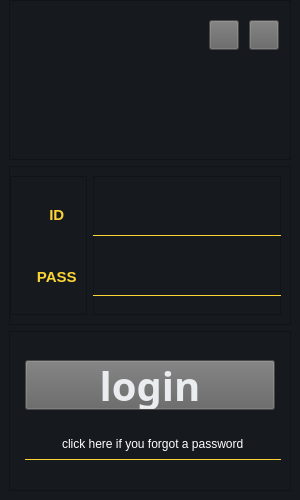
Qt form ui_resource/login.ui (You-MyeongHan/binance-auto-trading-client) before a commit.
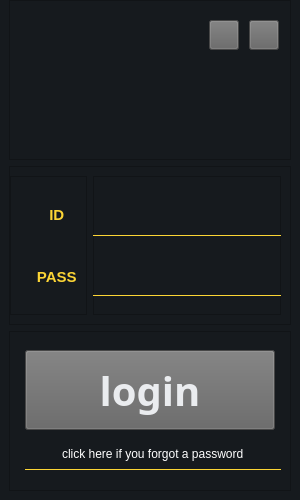
The same form after that commit. Icons and pictures are not drawn.

```diff
--- a/ui_resource/login.ui
+++ b/ui_resource/login.ui
@@ -287,13 +287,13 @@
            <property name="minimumSize">
             <size>
              <width>250</width>
-             <height>50</height>
+             <height>80</height>
             </size>
            </property>
            <property name="maximumSize">
             <size>
              <width>250</width>
-             <height>50</height>
+             <height>80</height>
             </size>
            </property>
            <property name="font">
```
Left out of the diff: 7 changed lines with no effect on the pictures.
